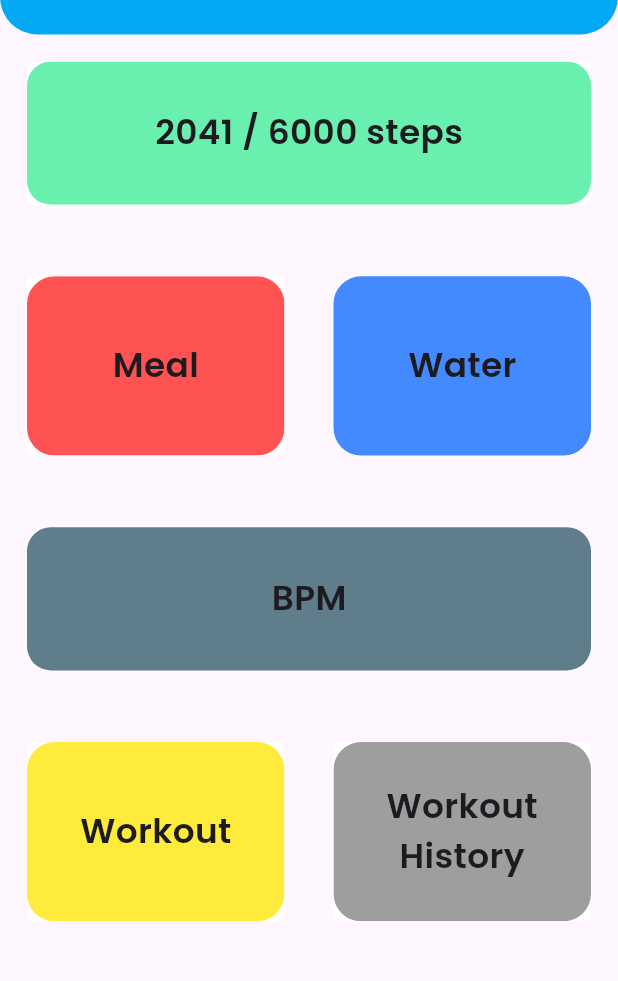
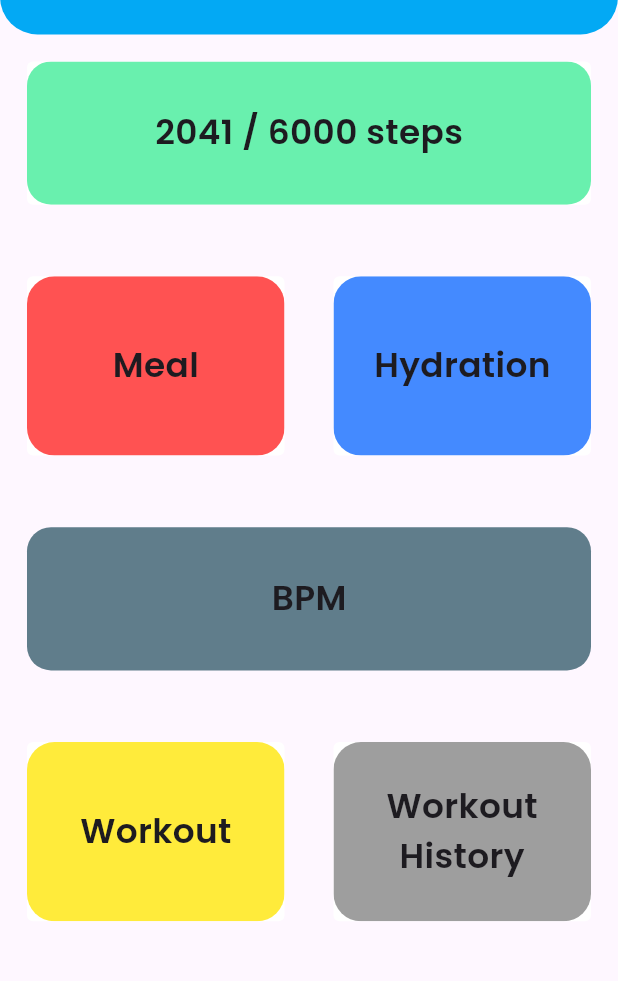
Before and after one commit to HatemReda7/CodeAlpha_Fitness_Tracker_App, a Flutter app: the screen it shows after launch, on a phone screen of 412 x 824 dp, the part 91-1072 px from its top. Run offline on Flutter 3.47's test engine with Material 3 defaults, Android fonts, the phone set to English and light mode, and no system bars; our stand-ins replace cloud_firestore, firebase_core, flutter_screenutil, google_fonts, shared_preferences; accounts and stored records are empty.

Commit message:
finished Hydration screen

```diff
--- a/lib/Layout/home_screen.dart
+++ b/lib/Layout/home_screen.dart
@@ -1,4 +1,5 @@
 import 'package:animations/animations.dart';
+import 'package:codealpha_fitness_tracker_app/Screens/Water%20Tracking%20Screen/water_tracking_screen.dart';
 import 'package:codealpha_fitness_tracker_app/Shared/Styles/text_styles.dart';
 import 'package:flutter/material.dart';
 import 'package:flutter_screenutil/flutter_screenutil.dart';
@@ -73,7 +74,9 @@ class _HomeScreenState extends State<HomeScreen> {
                         ),
                     openBuilder: (context, action) =>
                         const MealTrackerScreen()),
-                Container(
+                OpenContainer(
+                    closedElevation: 0,
+                    closedBuilder: (context, action) => Container(
                       height: 100.h,
                       width: 150.w,
                       alignment: Alignment.center,
@@ -81,10 +84,11 @@ class _HomeScreenState extends State<HomeScreen> {
                           color: Colors.blueAccent,
                           borderRadius: BorderRadius.circular(16.r)),
                       child: Text(
-                    "Water",
+                        "Hydration",
                         style: mediumText2,
                       ),
                     ),
+                    openBuilder: (context, action) => const WaterTrackingScreen()),
               ],
             ),
             SizedBox(
--- a/lib/pref_helper.dart
+++ b/lib/pref_helper.dart
@@ -1,13 +1,29 @@
 import 'package:shared_preferences/shared_preferences.dart';
 
-class PrefsHelper{
+class PrefsHelper {
   static late SharedPreferences prefs;
 
-  static String? getSteps(){
+  static String? getSteps() {
     return prefs.getString("Steps");
   }
 
-  static saveSteps(String steps)async{
+  static saveSteps(String steps) async {
     await prefs.setString("Steps", steps);
   }
+
+  static int? getWaterHeight() {
+    return prefs.getInt("Water Height");
+  }
+
+  static saveWaterHeight(int waterHeight) async {
+    await prefs.setInt("Water Height", waterHeight);
+  }
+
+  static int? getMLDrunk() {
+    return prefs.getInt("ml Drunk");
+  }
+
+  static saveMLDrunk(int ml) async {
+    await prefs.setInt("ml Drunk", ml);
+  }
 }
```
Also changed, not shown: lib/Provider/my_provider.dart (+21 -8 lines), lib/Screens/Water Tracking Screen/water_tracking_screen.dart (added, +126 -0 lines). Lines whose indentation alone changed are shown as unchanged.
